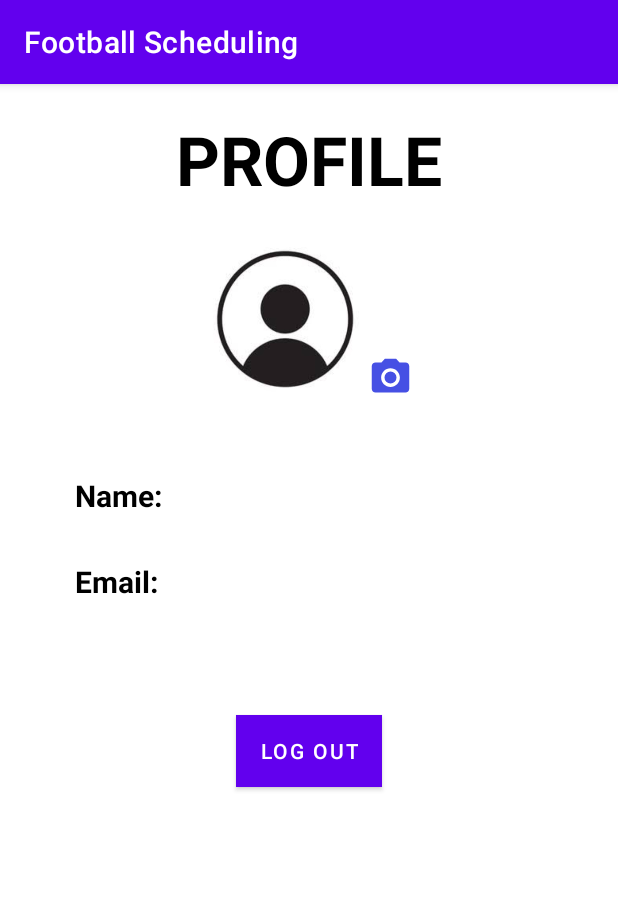
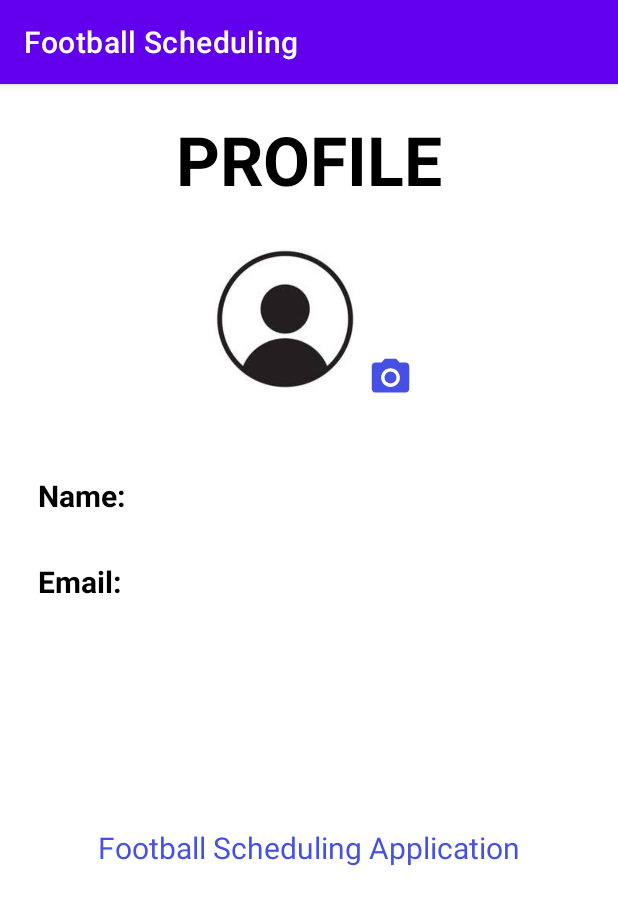
Before and after one commit to Mark-lee-coder/Football_Scheduling, an Android app: the Profile screen opened directly, with no data from a screen before it, on a phone screen of 412 x 824 dp. Shown: the top 905 px of the screen. Run offline under Robolectric (Android 15) with nearby library versions, the phone set to English and light mode, and no system bars; our stand-ins replace CircleImageView, Firebase (no records; nobody signed in at launch, a user with empty details on screens opened directly), Picasso.

Commit message:
git commit 'second commit'

```diff
--- a/app/src/main/java/com/example/footballscheduling/Login.java
+++ b/app/src/main/java/com/example/footballscheduling/Login.java
@@ -35,13 +35,13 @@ public class Login extends AppCompatActivity {
         setContentView(R.layout.activity_login);
 
         toolbar = findViewById(R.id.toolbar);
-        setSupportActionBar(toolbar);
-
         Email = findViewById(R.id.userEmail);
         Password = findViewById(R.id.userPassword);
         Register = findViewById(R.id.textViewRegister);
         ForgotPassword = findViewById(R.id.textViewPassword);
         Login = findViewById(R.id.loginButton);
+
+        setSupportActionBar(toolbar);
 
         firebaseAuth = FirebaseAuth.getInstance();
 
--- a/app/src/main/java/com/example/footballscheduling/Profile.java
+++ b/app/src/main/java/com/example/footballscheduling/Profile.java
@@ -8,7 +8,6 @@ import android.net.Uri;
 import android.os.Bundle;
 import android.provider.MediaStore;
 import android.view.View;
-import android.widget.Button;
 import android.widget.ImageView;
 import android.widget.TextView;
 import android.widget.Toast;
@@ -36,7 +35,6 @@ import java.io.IOException;
 public class Profile extends AppCompatActivity {
     Toolbar toolbar;
     TextView Name, Email;
-    Button logout;
     ImageView profileImage, editPic;
     FirebaseAuth firebaseAuth;
     DatabaseReference databaseReference;
@@ -52,24 +50,12 @@ public class Profile extends AppCompatActivity {
 
         Name = findViewById(R.id.name);
         Email = findViewById(R.id.email);
-        logout = findViewById(R.id.logoutButton);
         profileImage = findViewById(R.id.profileImage);
         editPic = findViewById(R.id.editPic);
         toolbar = findViewById(R.id.toolbar);
 
         setSupportActionBar(toolbar);
         firebaseAuth = FirebaseAuth.getInstance();
-
-        logout.setOnClickListener(new View.OnClickListener() {
-            @Override
-            public void onClick(View v) {
-                FirebaseAuth.getInstance().signOut();
-                Toast.makeText(getApplicationContext(), "LOG OUT SUCCESSFUL", Toast.LENGTH_LONG).show();
-                Intent intent = new Intent(Profile.this, Login.class);
-                startActivity(intent);
-                finish();
-            }
-        });
 
         firebaseUser = FirebaseAuth.getInstance().getCurrentUser();
         databaseReference = FirebaseDatabase.getInstance().getReference("FootballUsers");
--- a/app/src/main/res/layout/activity_profile.xml
+++ b/app/src/main/res/layout/activity_profile.xml
@@ -52,7 +52,7 @@
         android:layout_height="wrap_content"
         android:layout_marginTop="50dp"
         android:orientation="horizontal"
-        android:paddingLeft="50dp">
+        android:paddingLeft="25dp">
 
         <TextView
             android:layout_width="wrap_content"
@@ -67,7 +67,7 @@
             android:layout_width="wrap_content"
             android:layout_height="wrap_content"
             android:layout_gravity="center"
-            android:textSize="16sp"
+            android:textSize="18sp"
             android:paddingLeft="10dp" />
 
     </LinearLayout>
@@ -77,7 +77,7 @@
         android:layout_height="wrap_content"
         android:layout_marginTop="30dp"
         android:orientation="horizontal"
-        android:paddingLeft="50dp">
+        android:paddingLeft="25dp">
 
         <TextView
             android:layout_width="wrap_content"
@@ -92,19 +92,18 @@
             android:layout_width="wrap_content"
             android:layout_height="wrap_content"
             android:layout_gravity="center"
-            android:textSize="16sp"
+            android:textSize="18sp"
             android:paddingLeft="10dp" />
 
     </LinearLayout>
 
-    <Button
-        android:id="@+id/logoutButton"
+    <TextView
         android:layout_width="wrap_content"
         android:layout_height="wrap_content"
+        android:text="Football Scheduling Application"
+        android:textColor="@color/blue"
+        android:textSize="20dp"
         android:layout_gravity="center"
-        android:layout_marginTop="75dp"
-        android:textColor="@color/white"
-        android:text="LOG OUT"
-        android:background="@color/blue" />
+        android:layout_marginTop="150dp"/>
 
 </LinearLayout>
```
Also changed, not shown: app/src/main/java/com/example/footballscheduling/Home.java (+2 -16 lines).
